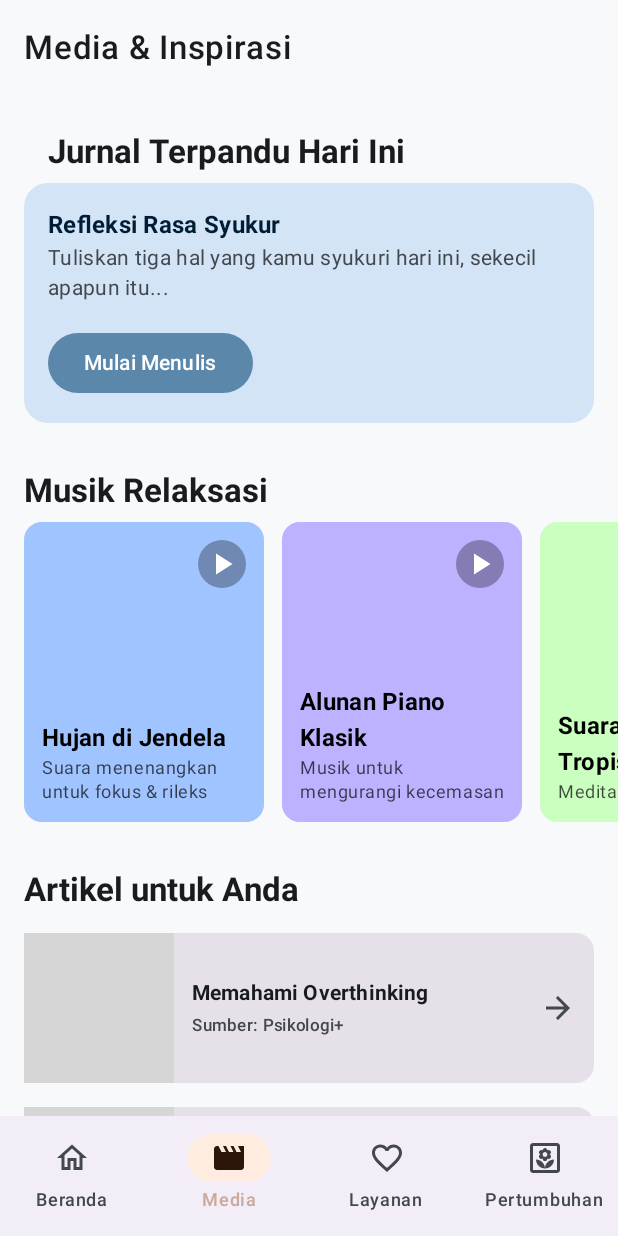
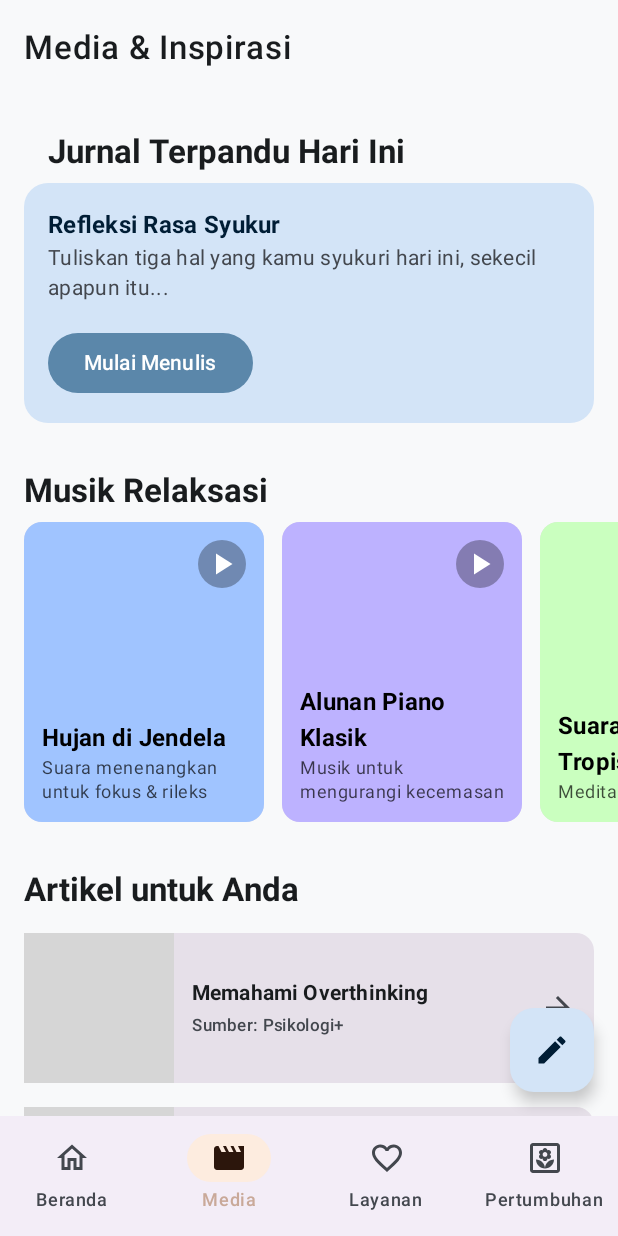
Before and after one commit to tanerizawa/diary, an Android app built with Jetpack Compose: the MainScreen screen opened through its navigation route, item 2 of the bottom bar chosen, on a phone screen of 412 x 824 dp. Run offline under Robolectric (Android 15) with nearby library versions, the phone set to English and light mode, and no system bars; our stand-ins replace Dagger/Hilt's generated code, Room's generated code; pictures from the network do not load; grey boxes are pictures that could not be loaded.

Commit message:
Separate quick notes and diary features

```diff
--- a/app/src/main/java/com/psy/deardiary/features/home/HomeScreen.kt
+++ b/app/src/main/java/com/psy/deardiary/features/home/HomeScreen.kt
@@ -6,7 +6,6 @@ import androidx.compose.foundation.lazy.LazyColumn
 import androidx.compose.foundation.lazy.items
 import androidx.compose.material.icons.Icons
 import androidx.compose.material.icons.automirrored.filled.Send
-import androidx.compose.material.icons.filled.Edit
 import androidx.compose.material.icons.outlined.CrisisAlert
 import androidx.compose.material.icons.outlined.Settings
 import androidx.compose.material3.*
@@ -29,7 +28,6 @@ import com.psy.deardiary.features.home.components.WelcomeCard
 @OptIn(ExperimentalMaterial3Api::class, ExperimentalLayoutApi::class)
 @Composable
 fun HomeScreen(
-    onNavigateToEditor: () -> Unit,
     onNavigateToSettings: () -> Unit,
     onNavigateToCrisisSupport: () -> Unit,
     viewModel: HomeViewModel = hiltViewModel()
@@ -51,12 +49,10 @@ fun HomeScreen(
                 }
             )
         },
-        floatingActionButton = {
-            // FAB ini untuk membuka editor JURNAL LENGKAP
-            FloatingActionButton(onClick = onNavigateToEditor) {
-                Icon(Icons.Default.Edit, "Tulis Jurnal Lengkap")
-            }
-        },
+        /*
+         * Tidak ada tombol untuk menulis jurnal panjang di tab Beranda.
+         * Pengguna hanya dapat membuat catatan singkat di sini.
+         */
         bottomBar = {
             // Komponen ini untuk panel input CATATAN SINGKAT
             QuickEntryInput(
@@ -90,7 +86,7 @@ fun HomeScreen(
                             )
                             is FeedItem.PromptItem -> PromptCard(
                                 prompt = item.promptText,
-                                onWriteClick = onNavigateToEditor
+                                onNoteClick = { isQuickEntryVisible = true }
                             )
                             is FeedItem.JournalItem -> JournalItemCard(item.journalEntry)
                             is FeedItem.ArticleSuggestionItem -> ArticleSuggestionCard(item.article)
--- a/app/src/main/java/com/psy/deardiary/features/home/components/FeedCards.kt
+++ b/app/src/main/java/com/psy/deardiary/features/home/components/FeedCards.kt
@@ -47,7 +47,7 @@ fun WelcomeCard(
 }
 
 @Composable
-fun PromptCard(prompt: String, onWriteClick: () -> Unit) {
+fun PromptCard(prompt: String, onNoteClick: () -> Unit) {
     OutlinedCard(modifier = Modifier
         .fillMaxWidth()
         .padding(vertical = 8.dp)) {
@@ -61,8 +61,8 @@ fun PromptCard(prompt: String, onWriteClick: () -> Unit) {
             Spacer(modifier = Modifier.height(8.dp))
             Text(prompt, style = MaterialTheme.typography.bodyLarge, textAlign = TextAlign.Center)
             Spacer(modifier = Modifier.height(16.dp))
-            FilledTonalButton(onClick = onWriteClick) {
-                Text("Tulis Jurnal Lengkap")
+            FilledTonalButton(onClick = onNoteClick) {
+                Text("Tulis Catatan Singkat")
             }
         }
     }
--- a/app/src/main/java/com/psy/deardiary/features/main/MainScreen.kt
+++ b/app/src/main/java/com/psy/deardiary/features/main/MainScreen.kt
@@ -73,16 +73,18 @@ fun MainScreen(
             // ▼▼▼ CHECKPOINT 3: Pastikan composable ini untuk Screen.Home.route dan memanggil HomeScreen ▼▼▼
             composable(Screen.Home.route) {
                 HomeScreen(
-                    onNavigateToEditor = { mainNavController.navigate(Screen.Editor.createRoute(null)) },
                     onNavigateToSettings = { mainNavController.navigate(Screen.Settings.route) },
                     onNavigateToCrisisSupport = { mainNavController.navigate(Screen.CrisisSupport.route) }
                 )
             }
             composable(Screen.Media.route) {
-                MediaScreen(onNavigateToEditorWithPrompt = { prompt ->
-                    val encodedPrompt = URLEncoder.encode(prompt, "UTF-8")
-                    mainNavController.navigate(Screen.Editor.createRoute(prompt = encodedPrompt))
-                })
+                MediaScreen(
+                    onNavigateToEditor = { mainNavController.navigate(Screen.Editor.createRoute(null)) },
+                    onNavigateToEditorWithPrompt = { prompt ->
+                        val encodedPrompt = URLEncoder.encode(prompt, "UTF-8")
+                        mainNavController.navigate(Screen.Editor.createRoute(prompt = encodedPrompt))
+                    }
+                )
             }
             composable(Screen.Services.route) {
                 ServicesScreen(navController = mainNavController)
--- a/app/src/main/java/com/psy/deardiary/features/media/MediaScreen.kt
+++ b/app/src/main/java/com/psy/deardiary/features/media/MediaScreen.kt
@@ -16,6 +16,7 @@ import androidx.compose.material.icons.Icons
 import androidx.compose.material.icons.automirrored.filled.ArrowForward
 import androidx.compose.material.icons.filled.PlayArrow
 import androidx.compose.material.icons.filled.Stop
+import androidx.compose.material.icons.filled.Edit
 import androidx.compose.material3.*
 import androidx.compose.runtime.Composable
 import androidx.compose.runtime.collectAsState
@@ -212,13 +213,19 @@ private fun ArticleCard(article: Article, modifier: Modifier = Modifier) {
 @OptIn(ExperimentalMaterial3Api::class)
 @Composable
 fun MediaScreen(
+    onNavigateToEditor: () -> Unit,
     onNavigateToEditorWithPrompt: (String) -> Unit,
     viewModel: MediaViewModel = hiltViewModel()
 ) {
     val uiState by viewModel.uiState.collectAsState()
 
     Scaffold(
-        topBar = { TopAppBar(title = { Text("Media & Inspirasi") }) }
+        topBar = { TopAppBar(title = { Text("Media & Inspirasi") }) },
+        floatingActionButton = {
+            FloatingActionButton(onClick = onNavigateToEditor) {
+                Icon(Icons.Default.Edit, contentDescription = "Tulis Jurnal Panjang")
+            }
+        }
     ) { padding ->
         LazyColumn(
             modifier = Modifier
@@ -258,6 +265,6 @@ fun MediaScreen(
 @Composable
 private fun MediaScreenPreview() {
     DearDiaryTheme {
-        MediaScreen(onNavigateToEditorWithPrompt = {})
+        MediaScreen(onNavigateToEditor = {}, onNavigateToEditorWithPrompt = {})
     }
 }
```
Also changed, not shown: 1 other file.
